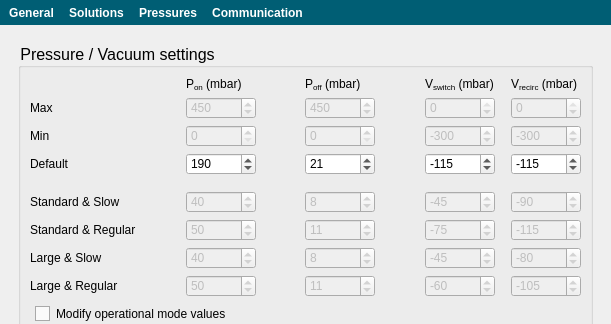
Old version of the form apps/Biopen_wizard_6/tools.ui in the repository bellonemauro/Labonatip2.0; both pictures show x 0 to 611 and y 0 to 324 of the 611 by 697 pixel window.
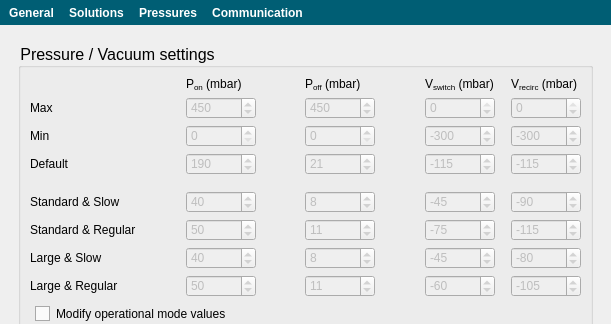
New version of the form. Icons and pictures are not drawn.

The edit to the form file:
```diff
--- a/apps/Biopen_wizard_6/tools.ui
+++ b/apps/Biopen_wizard_6/tools.ui
@@ -2377,6 +2377,9 @@
           <layout class="QGridLayout" name="gridLayout_14">
            <item row="3" column="6">
             <widget class="QSpinBox" name="spinBox_v_switch_default">
+             <property name="enabled">
+              <bool>false</bool>
+             </property>
              <property name="sizePolicy">
               <sizepolicy hsizetype="Minimum" vsizetype="Preferred">
                <horstretch>0</horstretch>
@@ -2589,6 +2592,9 @@
            </item>
            <item row="3" column="4">
             <widget class="QSpinBox" name="spinBox_p_off_default">
+             <property name="enabled">
+              <bool>false</bool>
+             </property>
              <property name="sizePolicy">
               <sizepolicy hsizetype="Minimum" vsizetype="Preferred">
                <horstretch>0</horstretch>
@@ -3164,6 +3170,9 @@
            </item>
            <item row="3" column="8">
             <widget class="QSpinBox" name="spinBox_v_recirc_default">
+             <property name="enabled">
+              <bool>false</bool>
+             </property>
              <property name="sizePolicy">
               <sizepolicy hsizetype="Minimum" vsizetype="Preferred">
                <horstretch>0</horstretch>
@@ -3323,6 +3332,9 @@
            </item>
            <item row="3" column="2">
             <widget class="QSpinBox" name="spinBox_p_on_default">
+             <property name="enabled">
+              <bool>false</bool>
+             </property>
              <property name="sizePolicy">
               <sizepolicy hsizetype="Minimum" vsizetype="Preferred">
                <horstretch>0</horstretch>
```
